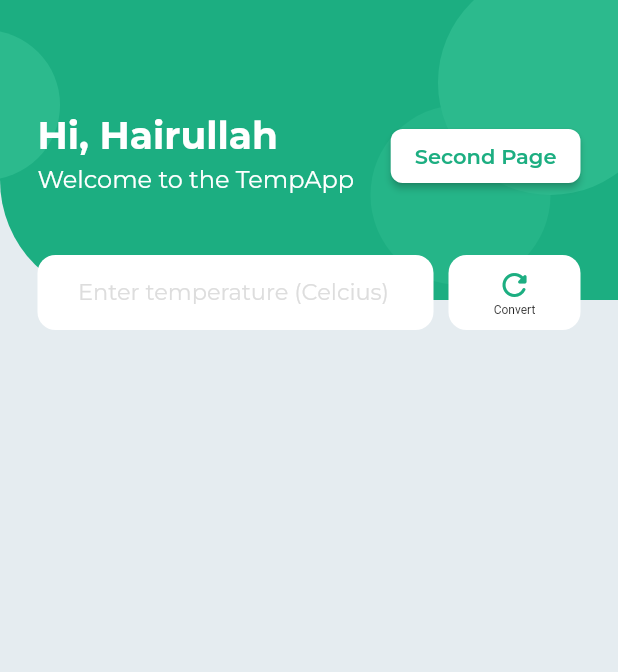
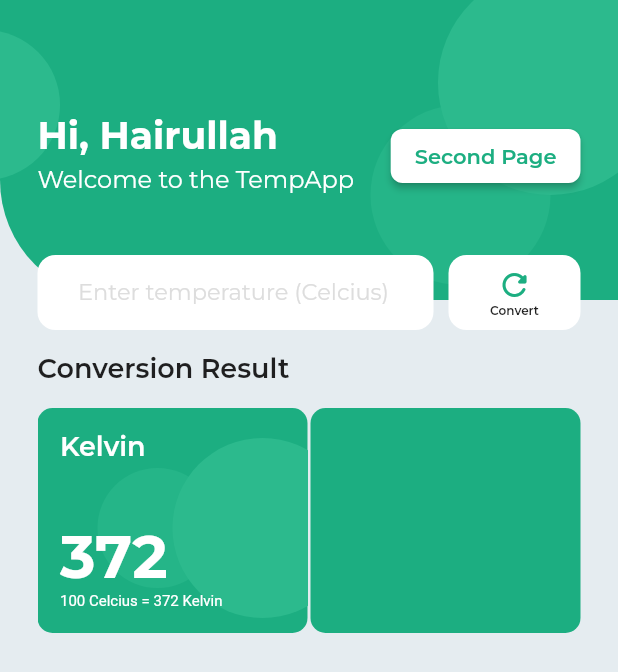
Before and after one commit to hoyirul/temperature_app, a Flutter app: the screen it shows after launch, on a phone screen of 412 x 824 dp. Shown: the top 672 px of the screen. Run offline on Flutter 3.47's test engine with Material 2 defaults, Android fonts, the phone set to English and light mode, and no system bars; project files that could hold a hidden picture were left out.

Commit message:
Add Conversion Result

```diff
--- a/lib/components/component.dart
+++ b/lib/components/component.dart
@@ -1,5 +1,41 @@
 import 'package:flutter/material.dart';
+import 'package:temperature_app/additionals/color_picker.dart';
 
-class Component{
+class Component {
+  final stackBg = Container(
+    padding: const EdgeInsets.all(0),
+    height: 225.0,
+    width: double.infinity,
+    color: Colors.transparent,
+  );
 
+  final stackShapeRectangle = Container(
+    padding: const EdgeInsets.all(0),
+    height: 200.0,
+    width: double.infinity,
+    decoration: const BoxDecoration(
+        borderRadius: BorderRadius.only(bottomLeft: Radius.circular(80.0)),
+        color: primary),
+  );
 }
+
+class ButtonPage {
+  final elevatedButton = Positioned(
+    top: 80,
+    right: 25,
+    child: ElevatedButton(
+      onPressed: () {},
+      style: ButtonStyle(
+          shape: MaterialStateProperty.all<RoundedRectangleBorder>(
+            RoundedRectangleBorder(
+              borderRadius: BorderRadius.circular(8.0),
+            ),
+          ),
+          backgroundColor: MaterialStateColor.resolveWith((states) => white)),
+      child: const Text(
+        'Second Page',
+        style: TextStyle(color: primary, fontFamily: 'Montserrat-SemiBold'),
+      ),
+    ),
+  );
+}
--- a/lib/main.dart
+++ b/lib/main.dart
@@ -50,8 +50,21 @@ class _MyHomePageState extends State<MyHomePage> {
       // ),
       body: SingleChildScrollView(
         child: Column(
-          children: const [
-            MyWidget()
+          children: [
+            const MyWidget(),
+
+            Container(
+              padding: const EdgeInsets.only(left: 25, right: 25, top: 10, bottom: 15),
+              child: const Align(
+                alignment: Alignment.centerLeft,
+                child: Text('Conversion Result', style: TextStyle(
+                  fontFamily: 'Montserrat-SemiBold',
+                  fontSize: 18.0
+                ),),
+              ),
+            ),
+
+            const MyResultWidget(),
           ],
         ),
       )
--- a/lib/partials/widget.dart
+++ b/lib/partials/widget.dart
@@ -1,5 +1,6 @@
 import 'package:flutter/material.dart';
 import 'package:temperature_app/additionals/color_picker.dart';
+import 'package:temperature_app/components/component.dart';
 
 class MyWidget extends StatefulWidget {
   const MyWidget({super.key});
@@ -13,21 +14,8 @@ class _MyWidgetState extends State<MyWidget> {
   Widget build(BuildContext context) {
     return Stack(
       children: [
-        Container(
-          padding: const EdgeInsets.all(0),
-          height: 225.0,
-          width: double.infinity,
-          color: Colors.transparent,
-        ),
-        Container(
-          padding: const EdgeInsets.all(0),
-          height: 200.0,
-          width: double.infinity,
-          decoration: const BoxDecoration(
-              borderRadius:
-                  BorderRadius.only(bottomLeft: Radius.circular(80.0)),
-              color: primary),
-        ),
+        Component().stackBg,
+        Component().stackShapeRectangle,
         Positioned(
           top: 20,
           left: -60,
@@ -87,26 +75,7 @@ class _MyWidgetState extends State<MyWidget> {
             ],
           ),
         ),
-        Positioned(
-          top: 80,
-          right: 25,
-          child: ElevatedButton(
-            onPressed: () {},
-            style: ButtonStyle(
-                shape: MaterialStateProperty.all<RoundedRectangleBorder>(
-                  RoundedRectangleBorder(
-                    borderRadius: BorderRadius.circular(8.0),
-                  ),
-                ),
-                backgroundColor:
-                    MaterialStateColor.resolveWith((states) => white)),
-            child: const Text(
-              'Second Page',
-              style:
-                  TextStyle(color: primary, fontFamily: 'Montserrat-SemiBold'),
-            ),
-          ),
-        ),
+        ButtonPage().elevatedButton,
         Positioned(
           top: 170,
           child: Container(
@@ -164,7 +133,9 @@ class _MyWidgetState extends State<MyWidget> {
                           Center(
                             child: Text(
                               'Convert',
-                              style: TextStyle(fontSize: 8.0),
+                              style: TextStyle(
+                                  fontSize: 8.0,
+                                  fontFamily: 'Montserrat-SemiBold'),
                             ),
                           )
                         ],
@@ -178,6 +149,109 @@ class _MyWidgetState extends State<MyWidget> {
         )
       ],
     );
-    ;
   }
 }
+
+class MyResultWidget extends StatefulWidget {
+  const MyResultWidget({super.key});
+
+  @override
+  State<MyResultWidget> createState() => _MyResultWidgetState();
+}
+
+class _MyResultWidgetState extends State<MyResultWidget> {
+  @override
+  Widget build(BuildContext context) {
+    return Container(
+      padding: const EdgeInsets.only(left: 25, right: 25),
+      child: Column(
+        children: [
+          Row(
+            mainAxisAlignment: MainAxisAlignment.spaceBetween,
+            children: [
+              Stack(
+                children: [
+                  Container(
+                    padding: const EdgeInsets.all(0),
+                    height: 150,
+                    width: 180,
+                    decoration: BoxDecoration(
+                        borderRadius: BorderRadius.circular(10), color: primary),
+                  ),
+
+                  Positioned(
+                    bottom: 10,
+                    right: -30,
+                    child: Container(
+                      padding: const EdgeInsets.all(0),
+                      height: 120,
+                      width: 120,
+                      decoration: const BoxDecoration(
+                        shape: BoxShape.circle,
+                        color: primaryLight,
+                      ),
+                    ),
+                  ),
+
+                  Positioned(
+                    top: 40,
+                    left: 40,
+                    child: Container(
+                      padding: const EdgeInsets.all(0),
+                      height: 80,
+                      width: 80,
+                      decoration: const BoxDecoration(
+                        shape: BoxShape.circle,
+                        color: primaryShape
+                      ),
+                    ),
+                  ),
+
+                  Container(
+                    padding: const EdgeInsets.all(15.0),
+                    child: const Text('Kelvin', style: TextStyle(
+                      fontFamily: 'Montserrat-SemiBold',
+                      fontSize: 18.0,
+                      color: white
+                    ),),
+                  ),
+
+                  Positioned(
+                    bottom: 15,
+                    left: 15,
+                    child: Column(
+                      crossAxisAlignment: CrossAxisAlignment.start,
+                      children: const [
+                        Text('372', style: TextStyle(
+                          fontFamily: 'Montserrat-Bold',
+                          fontSize: 40,
+                          color: white
+                        ),),
+                        Text('100 Celcius = 372 Kelvin', style: TextStyle(
+                          color: white,
+                          fontSize: 10
+                        ),),
+                      ],
+                    ),
+                  )
+                ],
+              ),
+
+              Stack(
+                children: [
+                  Container(
+                    padding: const EdgeInsets.all(0),
+                    height: 150,
+                    width: 180,
+                    decoration: BoxDecoration(
+                        borderRadius: BorderRadius.circular(10), color: primary),
+                  ),
+                ],
+              ),
+            ],
+          ),
+        ],
+      ),
+    );
+  }
+}
```
